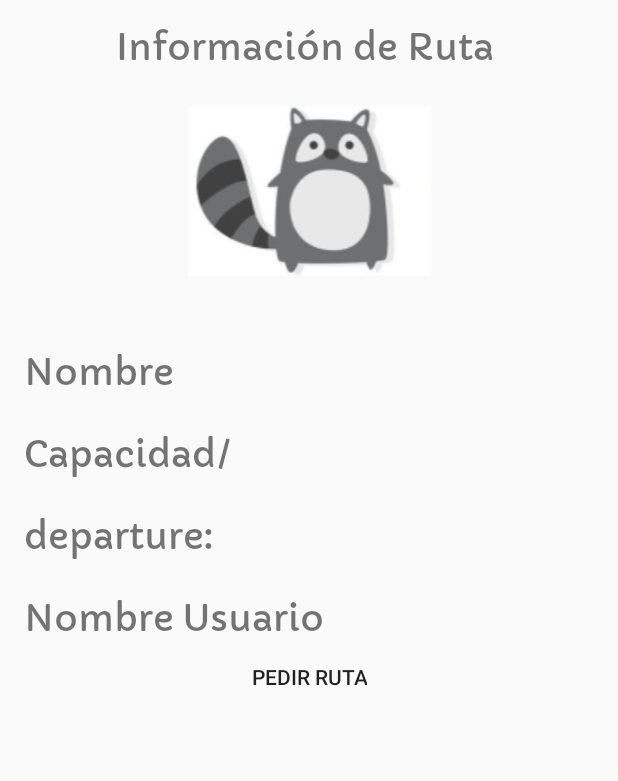
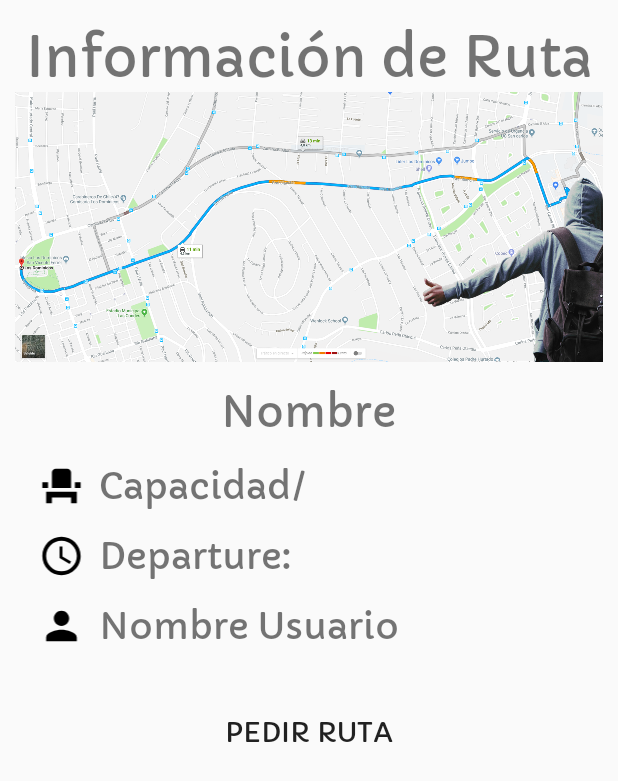
Before and after one commit to angelesaldunate/uandesGo, an Android app: the layout fragment_route_info.xml on its own in the app's theme, with its tools: preview values and no code run, on a phone screen of 412 x 824 dp. Shown: the top 781 px of the screen. Run offline under Robolectric (Android 15) with nearby library versions, the phone set to English and light mode, and no system bars.

Commit message:
Worked on route info view

```diff
--- a/app/src/main/java/com/example/angeles/uandesgo/RouteInfoFragment.java
+++ b/app/src/main/java/com/example/angeles/uandesgo/RouteInfoFragment.java
@@ -7,6 +7,7 @@ import android.os.Handler;
 import android.support.annotation.NonNull;
 import android.support.annotation.Nullable;
 import android.support.v4.app.Fragment;
+import android.text.format.DateFormat;
 import android.view.LayoutInflater;
 import android.view.View;
 import android.view.ViewGroup;
@@ -19,6 +20,7 @@ import com.example.angeles.uandesgo.db.RequestedRoute.RequestedRoute;
 import com.example.angeles.uandesgo.db.Route.Route;
 import com.example.angeles.uandesgo.db.User.User;
 
+import java.util.Calendar;
 import java.util.List;
 
 
@@ -67,6 +69,7 @@ public class RouteInfoFragment extends Fragment {
                 final String departureTime = route.getDep_time();
                 final String capacity = String.valueOf(route.getQuantity());
                 final String requested = String.valueOf(appDatabase.requestedDao().getAllRequestsForRoute(route.getRid()));
+                final Boolean direction = route.getStarting_point();
 
                 Handler mainHandler = new Handler(getActivity().getMainLooper());
                 mainHandler.post(new Runnable() {
@@ -76,9 +79,13 @@ public class RouteInfoFragment extends Fragment {
                         TextView name_user = (TextView) view.findViewById(R.id.info_name_user);
                         TextView dep_time = (TextView) view.findViewById(R.id.info_departure_time);
                         TextView actual_capacity = (TextView) view.findViewById(R.id.info_capacity);
-                        name_Place.setText(namePlace);
+                        if (!direction) {
+                            name_Place.setText("UAndes a " + namePlace);
+                        } else {
+                            name_Place.setText(namePlace + " a UAndes");
+                        }
                         name_user.setText(nameUser);
-                        dep_time.setText(departureTime);
+                        dep_time.setText(getDate(Long.valueOf(departureTime)+15*60*1000));
                         actual_capacity.setText(requested+"/"+capacity);
 
                     }
@@ -122,4 +129,11 @@ public class RouteInfoFragment extends Fragment {
         super.onDetach();
         mListener = null;
     }
+
+    private String getDate(long time) {
+        Calendar cal = Calendar.getInstance();
+        cal.setTimeInMillis(time-4*60*60*1000);
+        String date = DateFormat.format("dd-MM-yyyy HH:mm:ss", cal).toString();
+        return date;
     }
+}
--- /dev/null
+++ b/app/src/main/res/drawable/ic_clock.xml
@@ -0,0 +1,5 @@
+<vector android:autoMirrored="true" android:height="50dp"
+    android:viewportHeight="24.0" android:viewportWidth="24.0"
+    android:width="50dp" xmlns:android="http://schemas.android.com/apk/res/android">
+    <path android:fillColor="#FF000000" android:pathData="M11.99,2C6.47,2 2,6.48 2,12s4.47,10 9.99,10C17.52,22 22,17.52 22,12S17.52,2 11.99,2zM12,20c-4.42,0 -8,-3.58 -8,-8s3.58,-8 8,-8 8,3.58 8,8 -3.58,8 -8,8zM12.5,7H11v6l5.25,3.15 0.75,-1.23 -4.5,-2.67z"/>
+</vector>
--- /dev/null
+++ b/app/src/main/res/drawable/ic_map_black_24dp.xml
@@ -0,0 +1,5 @@
+<vector android:autoMirrored="true" android:height="50dp"
+    android:viewportHeight="24.0" android:viewportWidth="24.0"
+    android:width="50dp" xmlns:android="http://schemas.android.com/apk/res/android">
+    <path android:fillColor="#FF000000" android:pathData="M20.5,3l-0.16,0.03L15,5.1 9,3 3.36,4.9c-0.21,0.07 -0.36,0.25 -0.36,0.48V20.5c0,0.28 0.22,0.5 0.5,0.5l0.16,-0.03L9,18.9l6,2.1 5.64,-1.9c0.21,-0.07 0.36,-0.25 0.36,-0.48V3.5c0,-0.28 -0.22,-0.5 -0.5,-0.5zM15,19l-6,-2.11V5l6,2.11V19z"/>
+</vector>
--- a/app/src/main/res/drawable/ic_person.xml
+++ b/app/src/main/res/drawable/ic_person.xml
@@ -1,9 +1,5 @@
-<vector xmlns:android="http://schemas.android.com/apk/res/android"
-        android:width="24dp"
-        android:height="24dp"
-        android:viewportWidth="24.0"
-        android:viewportHeight="24.0">
-    <path
-        android:fillColor="#FF000000"
-        android:pathData="M12,12c2.21,0 4,-1.79 4,-4s-1.79,-4 -4,-4 -4,1.79 -4,4 1.79,4 4,4zM12,14c-2.67,0 -8,1.34 -8,4v2h16v-2c0,-2.66 -5.33,-4 -8,-4z"/>
+<vector android:autoMirrored="true" android:height="50dp"
+    android:viewportHeight="24.0" android:viewportWidth="24.0"
+    android:width="50dp" xmlns:android="http://schemas.android.com/apk/res/android">
+    <path android:fillColor="#FF000000" android:pathData="M12,12c2.21,0 4,-1.79 4,-4s-1.79,-4 -4,-4 -4,1.79 -4,4 1.79,4 4,4zM12,14c-2.67,0 -8,1.34 -8,4v2h16v-2c0,-2.66 -5.33,-4 -8,-4z"/>
 </vector>
--- /dev/null
+++ b/app/src/main/res/drawable/ic_seat.xml
@@ -0,0 +1,4 @@
+<vector android:height="50dp" android:viewportHeight="24.0"
+    android:viewportWidth="24.0" android:width="50dp" xmlns:android="http://schemas.android.com/apk/res/android">
+    <path android:fillColor="#FF000000" android:pathData="M4,18v3h3v-3h10v3h3v-6L4,15zM19,10h3v3h-3zM2,10h3v3L2,13zM17,13L7,13L7,5c0,-1.1 0.9,-2 2,-2h6c1.1,0 2,0.9 2,2v8z"/>
+</vector>
--- a/app/src/main/res/layout/fragment_route_info.xml
+++ b/app/src/main/res/layout/fragment_route_info.xml
@@ -15,67 +15,111 @@
             android:layout_height="wrap_content"
             android:layout_marginTop="16dp"
             android:fontFamily="@font/capriola"
-            android:text="Información de Ruta "
+            android:text="Información de Ruta"
             android:textAlignment="center"
-            android:textSize="24sp" />
+            android:textSize="36sp" />
         <ImageView
             android:id="@+id/userImage"
             android:layout_width="match_parent"
-            android:layout_height="wrap_content"
+            android:layout_height="180dp"
             android:cropToPadding="true"
-            android:src="@drawable/animal"
+            android:src="@drawable/mapa"
             android:textAlignment="center"
             />
+
+        <LinearLayout
+            android:layout_width="match_parent"
+            android:layout_height="wrap_content"
+            android:orientation="horizontal"
+            android:paddingTop="16dp"
+            android:paddingBottom="16dp">
 
             <TextView
                 android:id="@+id/info_name_place"
                 android:layout_width="match_parent"
+                android:textAlignment="center"
                 android:layout_height="wrap_content"
-            android:layout_marginTop="24dp"
                 android:fontFamily="@font/capriola"
                 android:text="Nombre"
-            android:paddingLeft="16dp"
-            android:textSize="24sp" />
+                android:textSize="28sp" />
+        </LinearLayout>
 
+        <LinearLayout
+            android:layout_width="match_parent"
+            android:layout_height="wrap_content"
+            android:orientation="horizontal"
+            android:paddingStart="16dp"
+            android:paddingBottom="16dp">
+
+            <ImageView
+                android:id="@+id/seatIcon"
+                android:layout_width="wrap_content"
+                android:layout_height="match_parent"
+                android:src="@drawable/ic_seat"/>
             <TextView
                 android:id="@+id/info_capacity"
                 android:layout_width="match_parent"
                 android:layout_height="wrap_content"
-            android:layout_marginTop="24dp"
                 android:fontFamily="@font/capriola"
                 android:text="Capacidad/"
-            android:paddingLeft="16dp"
                 android:textSize="24sp" />
+        </LinearLayout>
 
+        <LinearLayout
+            android:layout_width="match_parent"
+            android:layout_height="wrap_content"
+            android:orientation="horizontal"
+            android:paddingStart="16dp"
+            android:paddingBottom="16dp">
+
+            <ImageView
+                android:id="@+id/departureIcon"
+                android:layout_width="wrap_content"
+                android:layout_height="match_parent"
+                android:src="@drawable/ic_clock"/>
             <TextView
                 android:id="@+id/info_departure_time"
                 android:layout_width="match_parent"
                 android:layout_height="wrap_content"
-            android:layout_marginTop="24dp"
                 android:fontFamily="@font/capriola"
-            android:text="departure:"
-            android:paddingLeft="16dp"
+                android:text="Departure:"
                 android:textSize="24sp" />
+        </LinearLayout>
+
+        <LinearLayout
+            android:layout_width="match_parent"
+            android:layout_height="wrap_content"
+            android:orientation="horizontal"
+            android:paddingStart="16dp"
+            android:paddingBottom="16dp">
+
+            <ImageView
+                android:id="@+id/profileIcon"
+                android:layout_width="wrap_content"
+                android:layout_height="match_parent"
+                android:src="@drawable/ic_person"/>
             <TextView
                 android:id="@+id/info_name_user"
                 android:layout_width="match_parent"
                 android:layout_height="wrap_content"
-            android:layout_marginTop="24dp"
                 android:fontFamily="@font/capriola"
                 android:text="Nombre Usuario"
-            android:paddingLeft="16dp"
                 android:textSize="24sp" />
+        </LinearLayout>
+
         <LinearLayout
             android:layout_width="match_parent"
             android:layout_height="wrap_content"
-            android:gravity="center">
+            android:gravity="center"
+            android:layout_marginTop="16dp">
             <Button
                 android:id="@+id/button_request"
                 style="@style/Widget.AppCompat.Button.Borderless"
                 android:layout_width="wrap_content"
+                android:fontFamily="@font/capriola"
                 android:layout_height="wrap_content"
                 android:text="Pedir Ruta"
-                />
+                android:textSize="18sp" />
 
 
         </LinearLayout>
```
Also changed, not shown: app/src/main/res/drawable-v24/mapa.png (added). Lines whose indentation alone changed are shown as unchanged.
